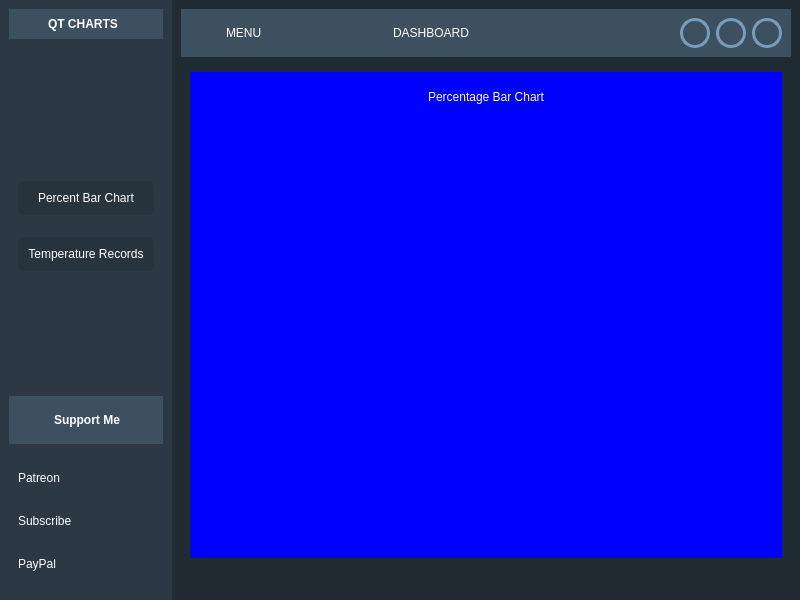
The window that ui/templates/ui_main_window.ui (DavidBrito/Artemis) describes before a commit, drawn with Qt 5.
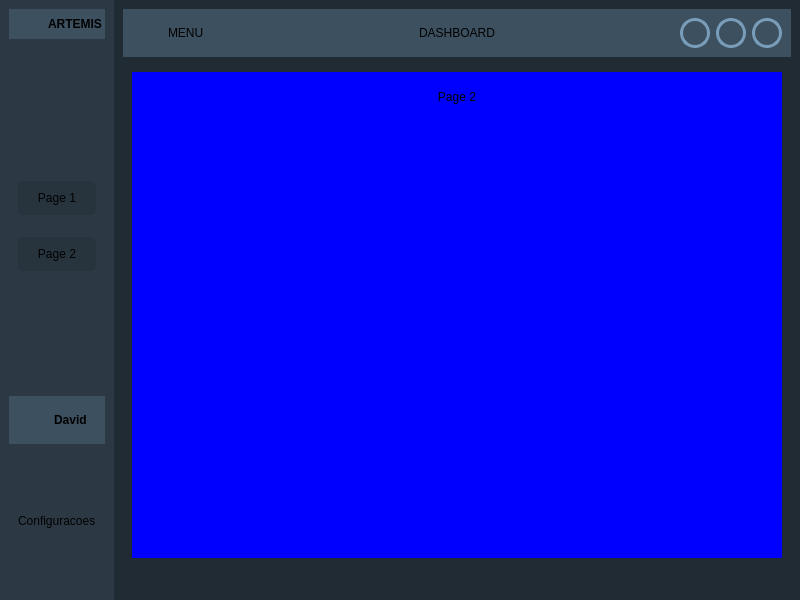
The same window after the commit. Icons and pictures are not drawn.

The edit to the form file:
```diff
--- a/ui/templates/ui_main_window.ui
+++ b/ui/templates/ui_main_window.ui
@@ -16,7 +16,6 @@
   <widget class="QWidget" name="centralwidget">
    <property name="styleSheet">
     <string notr="true">* {
-color: #fff;
 font-family: Arial;
 font-size: 12px;
 border: none;
@@ -42,7 +41,7 @@
 }
 
 #header_nav QPushButton {
-backgound-color: rgb(61, 80, 95);
+background-color: rgb(61, 80, 95);
 border-radius: 15px;
 border: 3px solid rgb(120,157,186);
 }
@@ -136,7 +135,7 @@
              </font>
             </property>
             <property name="text">
-             <string>QT CHARTS</string>
+             <string>ARTEMIS</string>
             </property>
            </widget>
           </item>
@@ -161,7 +160,7 @@
           <item>
            <widget class="QPushButton" name="pushButton">
             <property name="text">
-             <string>Percent Bar Chart</string>
+             <string>Page 1</string>
             </property>
             <property name="icon">
              <iconset resource="../../resources/icons.qrc">
@@ -172,7 +171,7 @@
           <item>
            <widget class="QPushButton" name="pushButton_3">
             <property name="text">
-             <string>Temperature Records</string>
+             <string>Page 2</string>
             </property>
             <property name="icon">
              <iconset resource="../../resources/icons.qrc">
@@ -232,7 +231,7 @@
              </font>
             </property>
             <property name="text">
-             <string>Support Me</string>
+             <string>David</string>
             </property>
            </widget>
           </item>
@@ -251,21 +250,7 @@
           <item>
            <widget class="QLabel" name="label_3">
             <property name="text">
-             <string>Patreon</string>
-            </property>
-           </widget>
-          </item>
-          <item>
-           <widget class="QLabel" name="label_5">
-            <property name="text">
-             <string>Subscribe</string>
-            </property>
-           </widget>
-          </item>
-          <item>
-           <widget class="QLabel" name="label_4">
-            <property name="text">
-             <string>PayPal</string>
+             <string>Configuracoes</string>
             </property>
            </widget>
           </item>
@@ -370,6 +355,9 @@
                <property name="text">
                 <string>DASHBOARD</string>
                </property>
+               <property name="alignment">
+                <set>Qt::AlignCenter</set>
+               </property>
               </widget>
              </item>
             </layout>
@@ -487,7 +475,7 @@
                  <item alignment="Qt::AlignTop">
                   <widget class="QLabel" name="label_9">
                    <property name="text">
-                    <string>Percentage Bar Chart</string>
+                    <string>Page 2</string>
                    </property>
                    <property name="alignment">
                     <set>Qt::AlignCenter</set>
```
Left out of the diff: 5 changed lines with no effect on the pictures.
